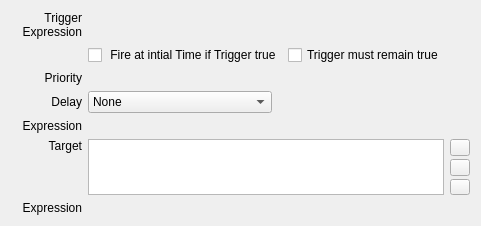
This is copasi/UI/CQEventWidget1.ui in copasi/COPASI as Qt 5 draws it before an edit. The edited form follows.
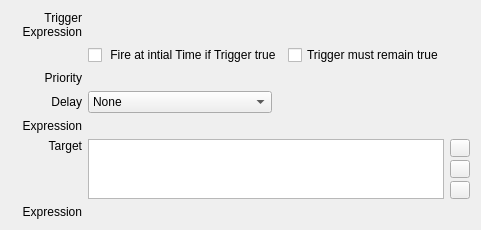
This is the edited form. Custom widgets are drawn as their Qt base class.

Commit message: - issue 2422: correct behavior of compartment, model and event widget for 4.20

```diff
--- a/copasi/UI/CQEventWidget1.ui
+++ b/copasi/UI/CQEventWidget1.ui
@@ -18,7 +18,7 @@
     <x>0</x>
     <y>0</y>
     <width>481</width>
-    <height>219</height>
+    <height>230</height>
    </rect>
   </property>
   <property name="sizePolicy">
@@ -30,7 +30,7 @@
   <property name="caption" stdset="0">
    <string>Event Widget</string>
   </property>
-  <layout class="QGridLayout" name="gridLayout">
+  <layout class="QGridLayout" name="gridLayout" columnstretch="0,1,0,0">
    <item row="0" column="0">
     <widget class="QLabel" name="mpLabelTrigger">
      <property name="sizePolicy">
```
Left out of the diff: 10 changed lines with no effect on the pictures. The commit also changes 2 other files.
